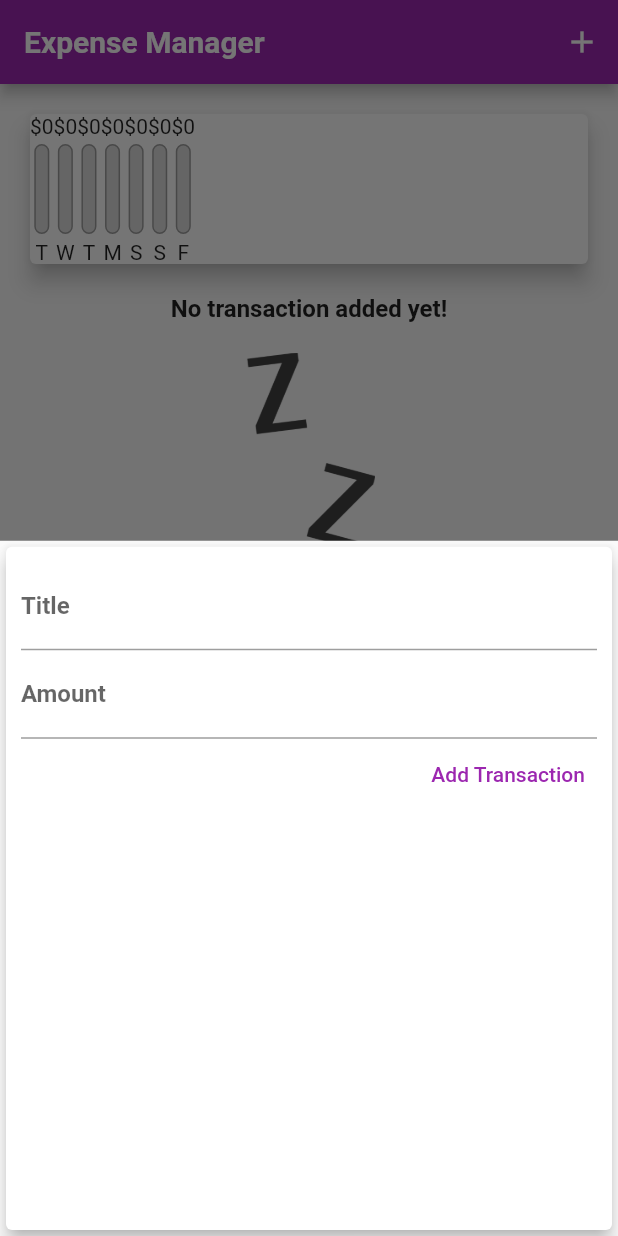
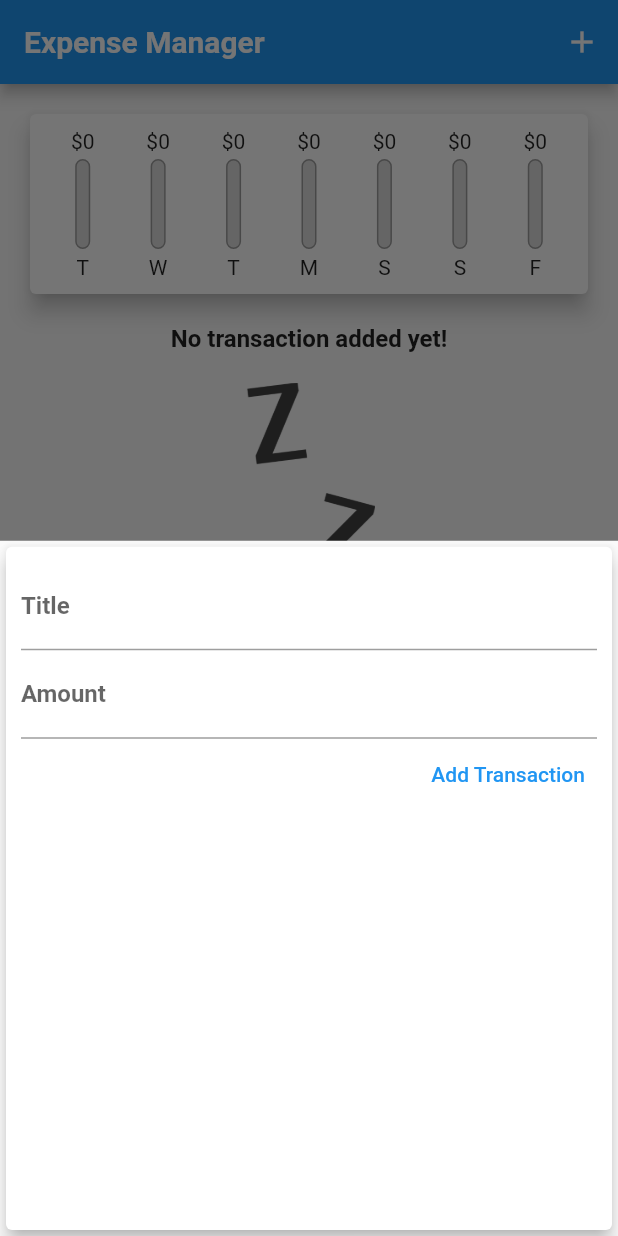
Before and after one commit to rajeshmadasu/ExpenseManagerFlutterApp, a Flutter app: the screen it shows after launch, after a tap on the "add" icon, on a phone screen of 412 x 824 dp. Run offline on Flutter 3.47's test engine with Material 2 defaults, Android fonts, the phone set to English and light mode, and no system bars; Roboto replaces fonts that are missing (OpenSans, Quicksand).

Commit message:
Flexible,Expandable usage and ListTile adding to our ListView widget

```diff
--- a/lib/main.dart
+++ b/lib/main.dart
@@ -10,9 +10,11 @@ class MyApp extends StatelessWidget {
   @override
   Widget build(BuildContext context) {
     return MaterialApp(
+      debugShowCheckedModeBanner: false,
       theme: ThemeData(
-          primarySwatch: Colors.purple,
-          accentColor: Colors.amber,
+          colorScheme: ColorScheme.fromSwatch().copyWith(
+            secondary: Colors.green,
+          ),
           fontFamily: 'Quicksand',
           textTheme: ThemeData.light().textTheme.copyWith(
                 titleLarge: const TextStyle(
@@ -24,7 +26,7 @@ class MyApp extends StatelessWidget {
                     fontSize: 16,
                     fontWeight: FontWeight.bold),
                 titleSmall: const TextStyle(
-                    fontFamily: 'OpenSans', fontSize: 14, color: Colors.grey),
+                    fontFamily: 'OpenSans', fontSize: 12, color: Colors.grey),
               ),
           appBarTheme: const AppBarTheme(
               titleTextStyle: TextStyle(
@@ -44,11 +46,11 @@ class MyHomePage extends StatefulWidget {
 
 class _MyHomePageState extends State<MyHomePage> {
   final List<Transaction> _userTransactions = [
-    // Transaction(id: 'id1', title: 'Shoes', amount: 54.5, date: DateTime.now()),
-    // Transaction(id: 'id2', title: 'Shirts', amount: 77.5, date: DateTime.now()),
-    // Transaction(id: 'id3', title: 'Cake', amount: 44.5, date: DateTime.now()),
-    // Transaction(
-    //     id: 'id1', title: 'Groceries', amount: 200.5, date: DateTime.now()),
+    //Transaction(id: 'id1', title: 'Shoes', amount: 54.5, date: DateTime.now()),
+    //Transaction(id: 'id2', title: 'Shirts', amount: 77.5, date: DateTime.now()),
+    //Transaction(id: 'id3', title: 'Cake', amount: 44.5, date: DateTime.now()),
+    //Transaction(
+    //   id: 'id1', title: 'Groceries', amount: 200.5, date: DateTime.now()),
   ];
 
   List<Transaction> get _recentTransactions {
--- a/lib/widgets/chart.dart
+++ b/lib/widgets/chart.dart
@@ -1,5 +1,3 @@
-import 'dart:ffi';
-
 import 'package:flutter/material.dart';
 import '../models/transaction.dart';
 import 'package:intl/intl.dart';
@@ -36,20 +34,25 @@ class Chart extends StatelessWidget {
 
   @override
   Widget build(BuildContext context) {
-    print(groupTransactionValues);
     return Card(
       elevation: 6,
-      margin: EdgeInsets.all(20),
-      child: Row(
-        children: groupTransactionValues.map((data) {
-          return ChartBar(
-              label: data['day'] as String,
-              spendingAmount: data['amount'] as double,
-              spendingPercentageTotal:
-                  (data['amount'] as double) / totalSpending);
-
-          Text(': ');
-        }).toList(),
+      margin: const EdgeInsets.all(20),
+      child: Container(
+        padding: const EdgeInsets.all(10),
+        child: Row(
+          mainAxisAlignment: MainAxisAlignment.spaceAround,
+          children: groupTransactionValues.map((data) {
+            return Flexible(
+              fit: FlexFit.tight,
+              child: ChartBar(
+                  label: data['day'] as String,
+                  spendingAmount: data['amount'] as double,
+                  spendingPercentageTotal: totalSpending == 0.0
+                      ? 0.0
+                      : (data['amount'] as double) / totalSpending),
+            );
+          }).toList(),
+        ),
       ),
     );
   }
--- a/lib/widgets/chart_bar.dart
+++ b/lib/widgets/chart_bar.dart
@@ -15,7 +15,11 @@ class ChartBar extends StatelessWidget {
   Widget build(BuildContext context) {
     return Column(
       children: [
-        Text('\$${spendingAmount.toStringAsFixed(0)}'),
+        FittedBox(
+            child: Text(
+          '\$${spendingAmount.toStringAsFixed(0)}',
+          style: const TextStyle(fontSize: 14),
+        )),
         const SizedBox(
           height: 4,
         ),
@@ -28,7 +32,7 @@ class ChartBar extends StatelessWidget {
                 decoration: BoxDecoration(
                     border: Border.all(width: 1.0, color: Colors.grey),
                     borderRadius: BorderRadius.circular(10),
-                    color: Color.fromRGBO(220, 220, 220, 1)),
+                    color: const Color.fromRGBO(220, 220, 220, 1)),
               ),
               FractionallySizedBox(
                 heightFactor: spendingPercentageTotal,
--- a/lib/widgets/new_transaction.dart
+++ b/lib/widgets/new_transaction.dart
@@ -3,7 +3,7 @@ import 'package:flutter/material.dart';
 class NewTransaction extends StatefulWidget {
   final Function addNewTransaction;
 
-  NewTransaction(this.addNewTransaction, {super.key});
+  const NewTransaction(this.addNewTransaction, {super.key});
 
   @override
   State<NewTransaction> createState() => _NewTransactionState();
@@ -51,7 +51,7 @@ class _NewTransactionState extends State<NewTransaction> {
             children: [
               TextField(
                 keyboardType: TextInputType.name,
-                decoration: InputDecoration(labelText: 'Title'),
+                decoration: const InputDecoration(labelText: 'Title'),
                 controller: textTitleContoller,
 
                 // onChanged: (value) {
@@ -62,7 +62,7 @@ class _NewTransactionState extends State<NewTransaction> {
                 controller: textAmountContoller,
                 //onChanged: (value) => {amountInput = value},
                 keyboardType: TextInputType.number,
-                decoration: InputDecoration(labelText: 'Amount'),
+                decoration: const InputDecoration(labelText: 'Amount'),
                 onSubmitted: (_) => submitData(),
               ),
               TextButton(
--- a/lib/widgets/user_transactions.dart
+++ b/lib/widgets/user_transactions.dart
@@ -1,7 +1,4 @@
 import 'package:flutter/material.dart';
-import './transaction_list.dart';
-import './new_transaction.dart';
-import '../models/transaction.dart';
 
 class UserTransaction extends StatefulWidget {
   const UserTransaction({super.key});
@@ -14,7 +11,7 @@ class _UserTransactionState extends State<UserTransaction> {
   @override
   Widget build(BuildContext context) {
     return Expanded(
-        child: Column(children: [
+        child: Column(children: const [
       //   NewTransaction(_addNewTransaction),
       //  TransactionList(_userTransactions),
     ]));
```
Also changed, not shown: lib/widgets/transaction_list.dart (+31 -9 lines), 1 other file.
